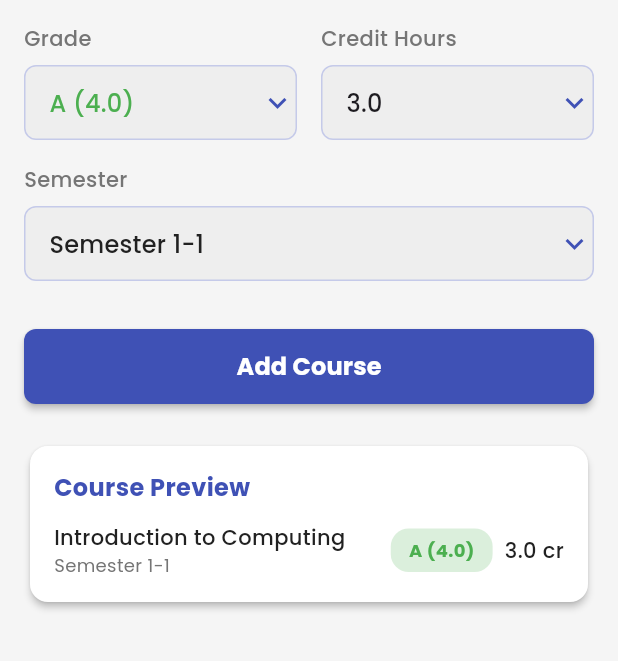
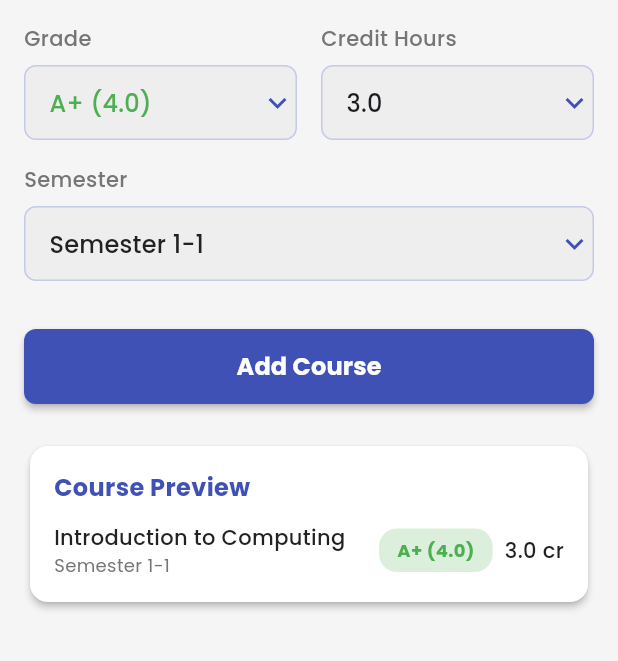
Before and after one commit to anjumArnab/Markify, a Flutter app: the screen it shows after launch, item 2 of the bottom bar chosen, on a phone screen of 412 x 824 dp. Shown: the part 232-893 px from the top of the screen. Run offline on Flutter 3.47's test engine with Material 3 defaults, Android fonts, the phone set to English and light mode, and no system bars; our stand-ins replace google_fonts.

Commit message:
grading system changed

```diff
--- a/lib/screens/add_course_screen.dart
+++ b/lib/screens/add_course_screen.dart
@@ -33,18 +33,16 @@ class _AddCourseScreenState extends State<AddCourseScreen> {
   // Track if we're in edit mode
   bool get isEditMode => widget.editingRecord != null;
 
-  // Updated to use numeric grade values
   final List<Map<String, dynamic>> grades = [
-    {'letter': 'A', 'point': '4.0'},
-    {'letter': 'A-', 'point': '3.7'},
-    {'letter': 'B+', 'point': '3.3'},
-    {'letter': 'B', 'point': '3.0'},
-    {'letter': 'B-', 'point': '2.7'},
-    {'letter': 'C+', 'point': '2.3'},
-    {'letter': 'C', 'point': '2.0'},
-    {'letter': 'C-', 'point': '1.7'},
-    {'letter': 'D+', 'point': '1.3'},
-    {'letter': 'D', 'point': '1.0'},
+    {'letter': 'A+', 'point': '4.0'},
+    {'letter': 'A', 'point': '3.75'},
+    {'letter': 'A-', 'point': '3.50'},
+    {'letter': 'B+', 'point': '3.25'},
+    {'letter': 'B', 'point': '3.00'},
+    {'letter': 'B-', 'point': '2.75'},
+    {'letter': 'C+', 'point': '2.50'},
+    {'letter': 'C', 'point': '2.25'},
+    {'letter': 'D', 'point': '2.00'},
     {'letter': 'F', 'point': '0.0'},
   ];
 
```
